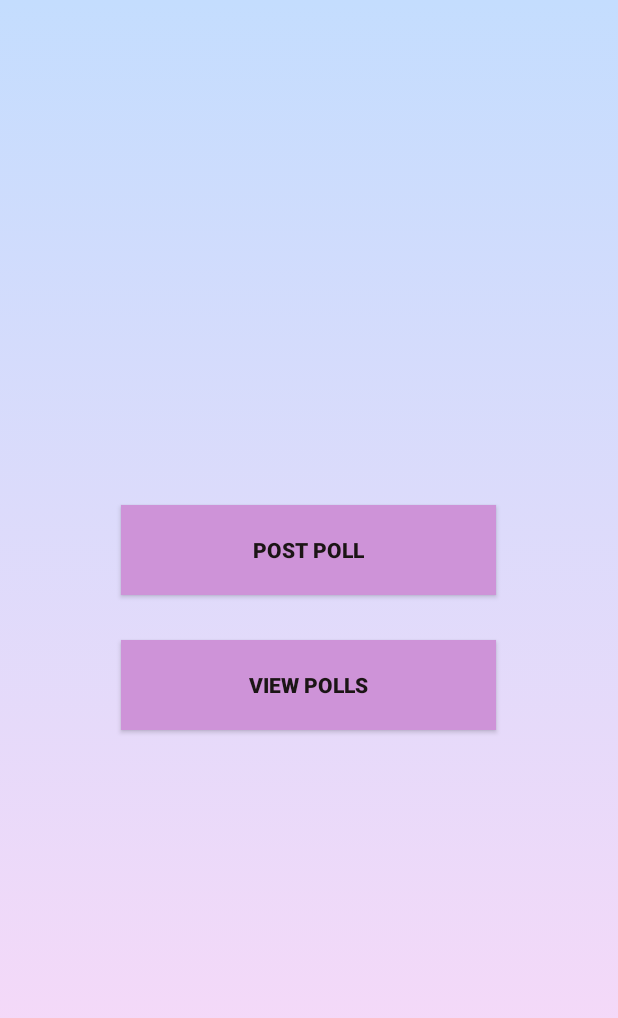
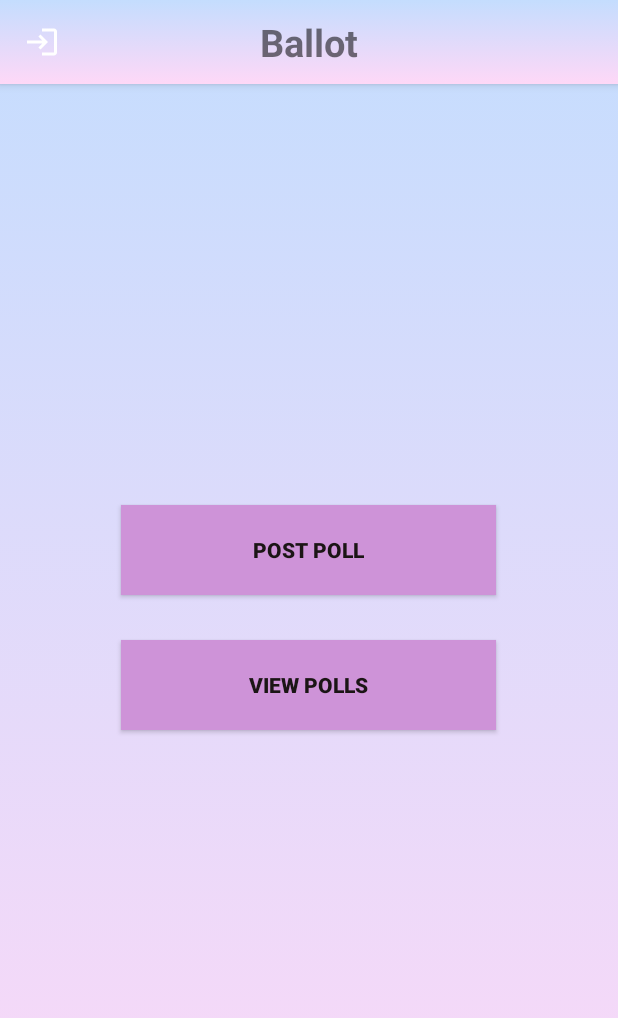
Before and after one commit to sarahsal19/Ballot, an Android app: the Home screen opened directly, with no data from a screen before it, on a phone screen of 412 x 824 dp. Shown: the top 1018 px of the screen. Run offline under Robolectric (Android 15) with nearby library versions, the phone set to English and light mode, and no system bars.

Commit message:
added logout button + func

```diff
--- a/app/src/main/java/com/example/ballot/Home.java
+++ b/app/src/main/java/com/example/ballot/Home.java
@@ -1,6 +1,7 @@
 package com.example.ballot;
 
 import androidx.appcompat.app.AppCompatActivity;
+import androidx.appcompat.widget.Toolbar;
 
 import android.content.Intent;
 import android.os.Bundle;
@@ -19,6 +20,22 @@ public class Home extends AppCompatActivity {
     protected void onCreate(Bundle savedInstanceState) {
         super.onCreate(savedInstanceState);
         setContentView(R.layout.activity_home);
+
+        // for toolbar
+        Toolbar toolbar = (Toolbar) findViewById(R.id.toolbar);
+
+
+        toolbar.setNavigationIcon(getResources().getDrawable(R.drawable.ic_baseline_login_24));
+        toolbar.setNavigationOnClickListener(new View.OnClickListener() {
+            @Override
+            public void onClick(View v) {
+                Intent intent = new Intent(Home.this,Login.class);
+                startActivity(intent);
+                finish();
+            }
+        });
+
+
 
         postPollBtn = findViewById(R.id.goPostPoll);
        // text = findViewById(R.id.changeText);
--- /dev/null
+++ b/app/src/main/res/drawable/ic_baseline_login_24.xml
@@ -0,0 +1,5 @@
+<vector android:autoMirrored="true" android:height="24dp"
+    android:tint="#FFFFFF" android:viewportHeight="24"
+    android:viewportWidth="24" android:width="24dp" xmlns:android="http://schemas.android.com/apk/res/android">
+    <path android:fillColor="@android:color/white" android:pathData="M11,7L9.6,8.4l2.6,2.6H2v2h10.2l-2.6,2.6L11,17l5,-5L11,7zM20,19h-8v2h8c1.1,0 2,-0.9 2,-2V5c0,-1.1 -0.9,-2 -2,-2h-8v2h8V19z"/>
+</vector>
--- a/app/src/main/res/layout/activity_home.xml
+++ b/app/src/main/res/layout/activity_home.xml
@@ -6,7 +6,7 @@
     android:layout_height="match_parent"
     tools:context=".Home"
     android:background="@drawable/background_main">
-
+    <include layout= "@layout/toolbar"/>
     <LinearLayout
         android:layout_width="match_parent"
         android:layout_height="match_parent"
```
